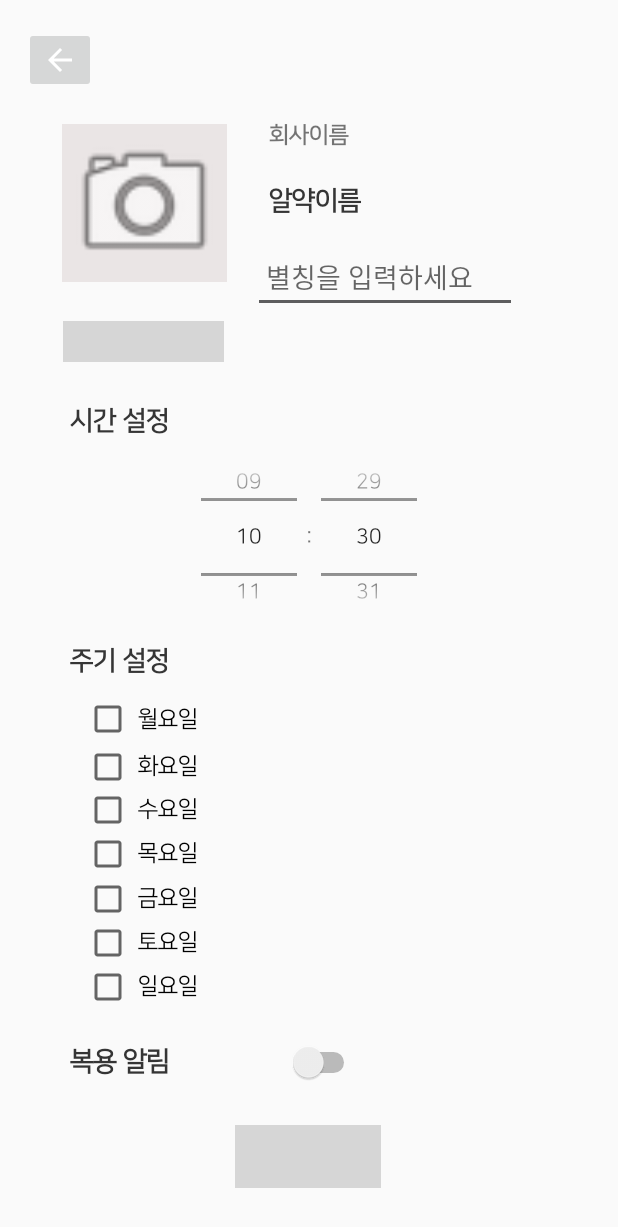
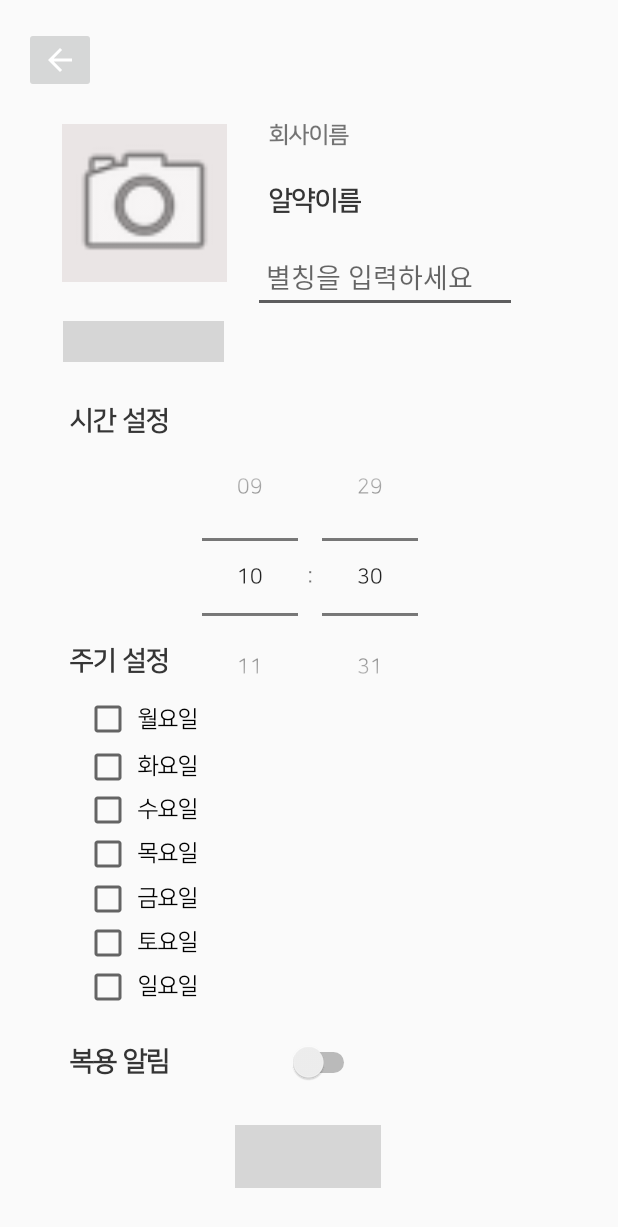
Before and after one commit to sonsuhyune/PillProject_androidApp, an Android app: the add_pill_user screen opened directly, with no data from a screen before it, on a phone screen of 412 x 824 dp. Shown: the top 1227 px of the screen. Run offline under Robolectric (Android 15) with nearby library versions, the phone set to English and light mode, and no system bars; grey boxes are pictures that could not be loaded.

Commit message:
timepicker

```diff
--- a/app/src/main/java/com/example/myapplication/add_pill_user.java
+++ b/app/src/main/java/com/example/myapplication/add_pill_user.java
@@ -141,14 +141,7 @@ public class add_pill_user extends AppCompatActivity {
         int pre_hour = Integer.parseInt(HourFormat.format(currentTime));
         int pre_minute = Integer.parseInt(MinuteFormat.format(currentTime));
 
-        if (pill!=null){
-            pill_name = pill;
-            pill_name_info.setText(pill);
-            mImageView.setImageDrawable(pill_img);
-            img = ((BitmapDrawable)pill_img).getBitmap();
-            TextView comp_textview = (TextView)findViewById(R.id.textView5);
-            comp_textview.setText(pill_comp);
-        }
+
 
 
         if (Build.VERSION.SDK_INT >= 23 ){
@@ -223,6 +216,14 @@ public class add_pill_user extends AppCompatActivity {
             }
 
         });
+        if (pill!=null){
+            pill_name = pill;
+            pill_name_info.setText(pill);
+            mImageView.setImageDrawable(pill_img);
+            img = ((BitmapDrawable)pill_img).getBitmap();
+            TextView comp_textview = (TextView)findViewById(R.id.textView5);
+            comp_textview.setText(pill_comp);
+        }
 
 
 
--- a/app/src/main/res/layout/add_pill_user.xml
+++ b/app/src/main/res/layout/add_pill_user.xml
@@ -101,14 +101,16 @@
 
     <TimePicker
         android:id="@+id/timePicker"
-        android:layout_width="251dp"
-        android:layout_height="142dp"
+        style="@style/myTimePickerStyle"
+        android:layout_width="428dp"
+        android:layout_height="264dp"
         android:timePickerMode="spinner"
         app:layout_constraintBottom_toBottomOf="parent"
+        app:layout_constraintHorizontal_bias="0.529"
         app:layout_constraintLeft_toLeftOf="parent"
         app:layout_constraintRight_toRightOf="parent"
         app:layout_constraintTop_toTopOf="parent"
-        app:layout_constraintVertical_bias="0.421"
+        app:layout_constraintVertical_bias="0.498"
         tools:layout_constraintBottom_creator="1"
         tools:layout_constraintLeft_creator="1"
         tools:layout_constraintRight_creator="1"
--- /dev/null
+++ b/app/src/main/res/values-v21/styles.xml
@@ -0,0 +1,12 @@
+<?xml version="1.0" encoding="utf-8"?>
+<resources>
+
+    <style name="myTimePickerStyle" parent="@android:style/Widget.Material.Light.TimePicker">
+        <item name="android:numbersTextColor">#050505</item>
+        <item name="android:numbersBackgroundColor">@color/timepicker_header</item>
+        <item name="android:numbersSelectorColor">#88000000</item>
+        <item name="android:headerBackground">@color/timepicker_header</item>
+    </style>
+
+
+</resources>
--- a/app/src/main/res/values/colors.xml
+++ b/app/src/main/res/values/colors.xml
@@ -3,4 +3,5 @@
     <color name="colorPrimary">#E9EAEC</color>
     <color name="colorPrimaryDark">#9D9EA1</color>
     <color name="colorAccent">#5D5D5E</color>
+    <color name="timepicker_header">#111112</color>
 </resources>
```
